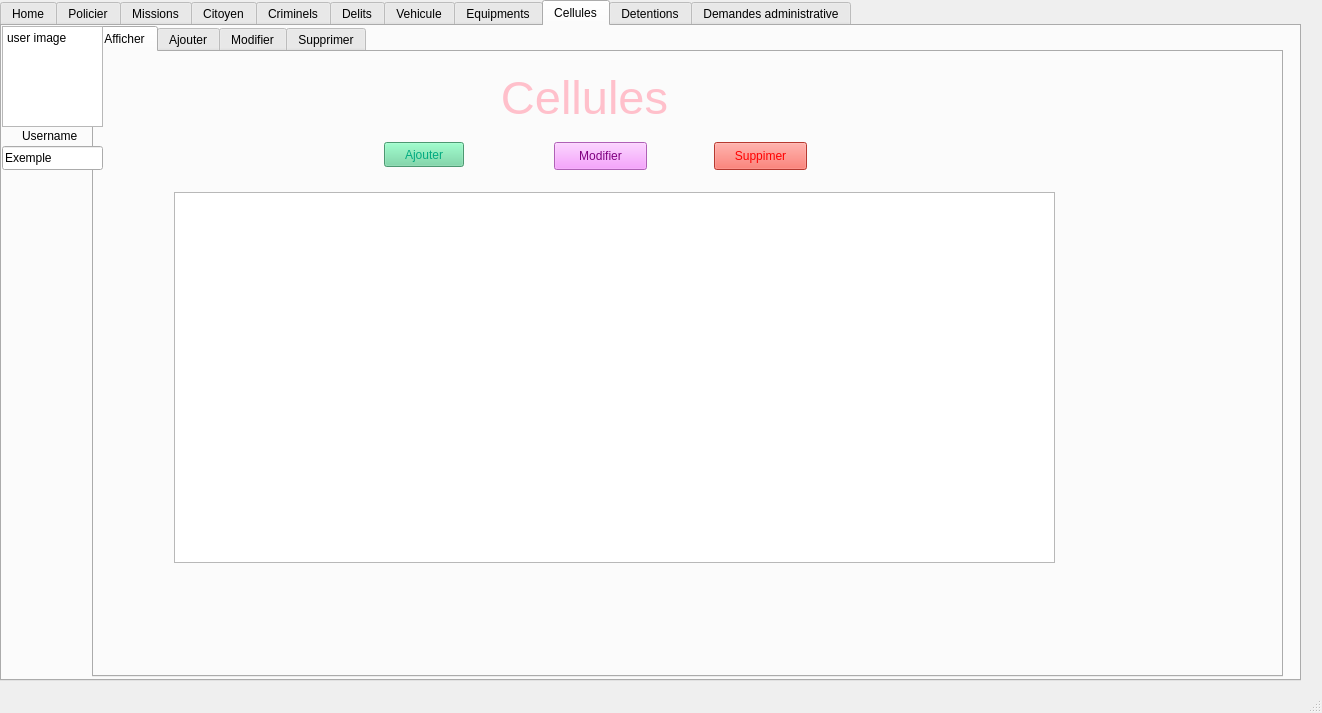
First picture: the form in mainwindow.ui, repository Crystal-Blu/police-station-2A25, before the edit.
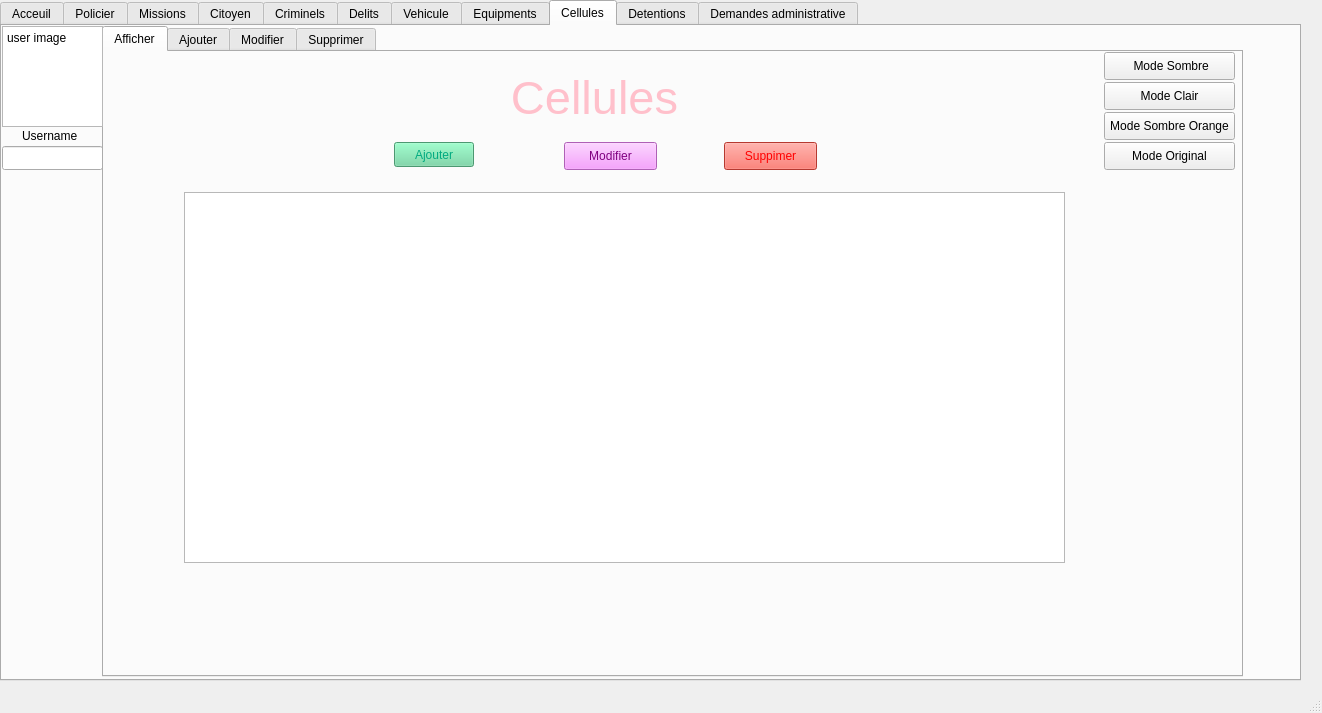
Second picture: the form after the edit. The open tabs and pages were chosen to show the change.

Patch:
```diff
--- a/mainwindow.ui
+++ b/mainwindow.ui
@@ -28,7 +28,7 @@
     </property>
     <widget class="QWidget" name="tab">
      <attribute name="title">
-      <string>Home</string>
+      <string>Acceuil</string>
      </attribute>
      <widget class="QPushButton" name="pushButton_5">
       <property name="geometry">
@@ -122,9 +122,9 @@
      <widget class="QTabWidget" name="tabcellule">
       <property name="geometry">
        <rect>
-        <x>90</x>
+        <x>100</x>
         <y>0</y>
-        <width>1191</width>
+        <width>1141</width>
         <height>651</height>
        </rect>
       </property>
@@ -236,6 +236,58 @@
          <string>Suppimer</string>
         </property>
        </widget>
+       <widget class="QPushButton" name="pushButton_3">
+        <property name="geometry">
+         <rect>
+          <x>1000</x>
+          <y>0</y>
+          <width>131</width>
+          <height>28</height>
+         </rect>
+        </property>
+        <property name="text">
+         <string> Mode Sombre</string>
+        </property>
+       </widget>
+       <widget class="QPushButton" name="pushButton_9">
+        <property name="geometry">
+         <rect>
+          <x>1000</x>
+          <y>30</y>
+          <width>131</width>
+          <height>28</height>
+         </rect>
+        </property>
+        <property name="text">
+         <string>Mode Clair</string>
+        </property>
+       </widget>
+       <widget class="QPushButton" name="pushButton_12">
+        <property name="geometry">
+         <rect>
+          <x>1000</x>
+          <y>60</y>
+          <width>131</width>
+          <height>28</height>
+         </rect>
+        </property>
+        <property name="text">
+         <string>Mode Sombre Orange</string>
+        </property>
+       </widget>
+       <widget class="QPushButton" name="pushButton_14">
+        <property name="geometry">
+         <rect>
+          <x>1000</x>
+          <y>90</y>
+          <width>131</width>
+          <height>28</height>
+         </rect>
+        </property>
+        <property name="text">
+         <string>Mode Original</string>
+        </property>
+       </widget>
        <zorder>tableView</zorder>
        <zorder>label_4</zorder>
        <zorder>pushButton_11</zorder>
@@ -626,7 +678,7 @@
        </rect>
       </property>
       <property name="text">
-       <string>Exemple</string>
+       <string/>
       </property>
      </widget>
      <widget class="QPlainTextEdit" name="plainTextEdit_9">
```
Left out of the diff: 10 changed lines with no effect on the pictures.
